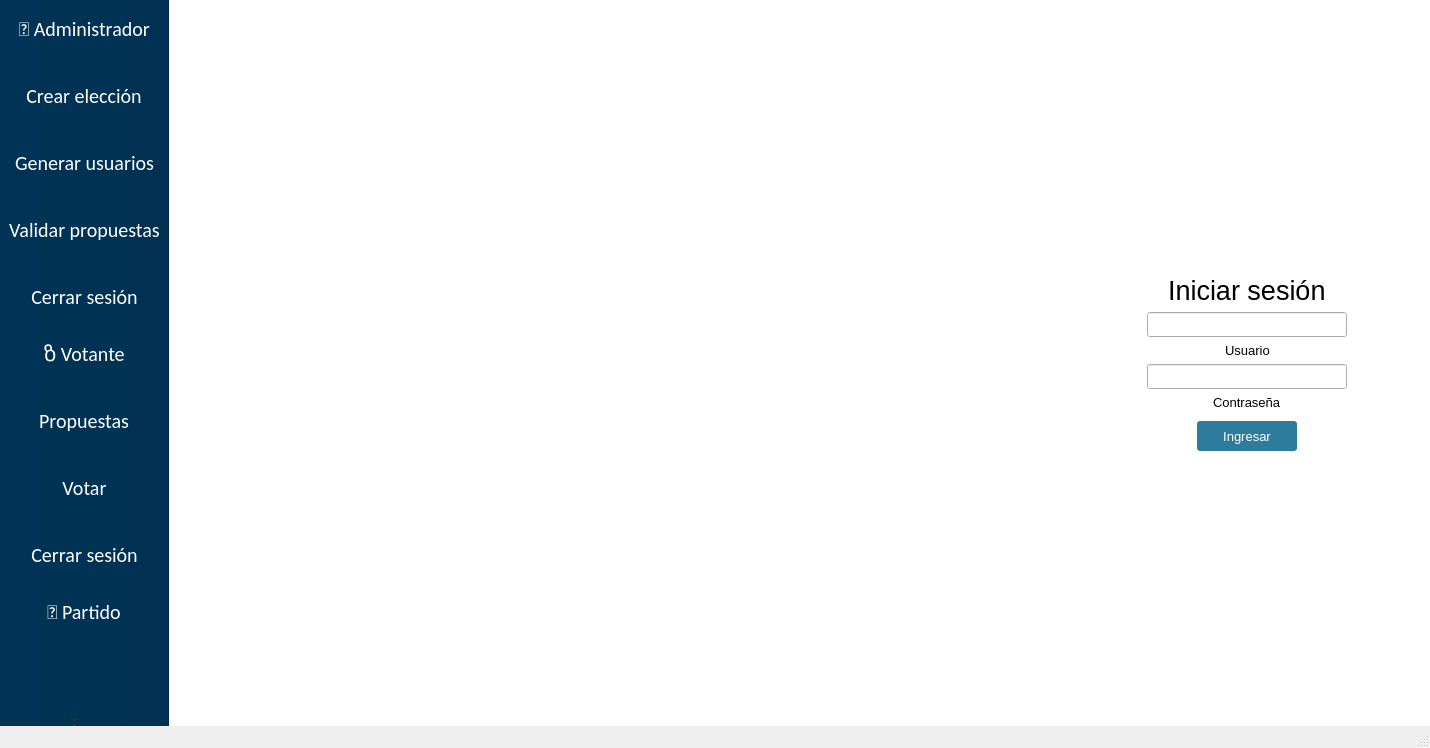
The window that SVEA/mainwindow.ui (MrDanielG/SVEA-IS2) describes before a commit, drawn with Qt 5.
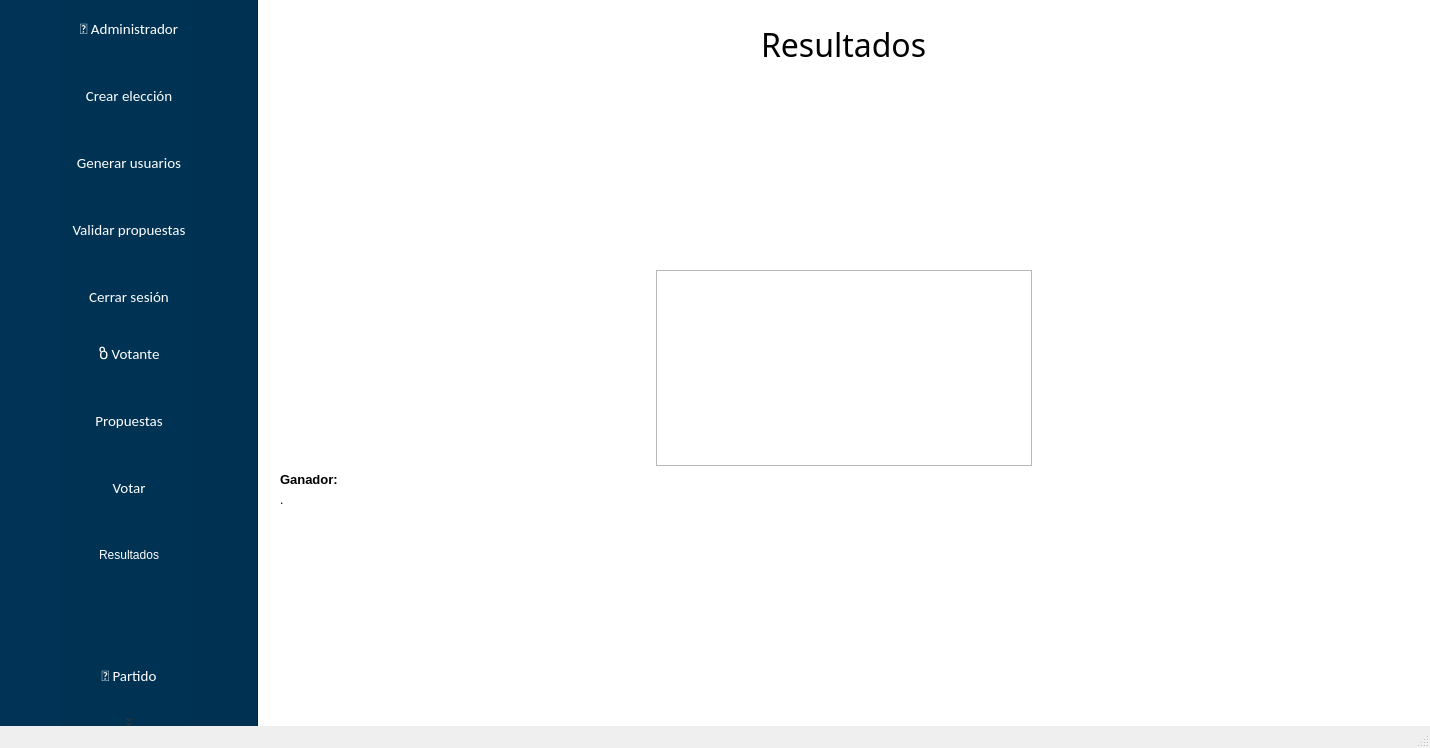
The same window after the commit. The open tabs and pages were chosen to show the change. Icons and pictures are not drawn.

Patch:
```diff
--- a/SVEA/mainwindow.ui
+++ b/SVEA/mainwindow.ui
@@ -36,7 +36,8 @@
 QToolButton {
 	color: white;
 	height: 50px;
-	font: 15pt;
+	font: 15pt &quot;Arial&quot;;
+	width: 250px;
 
 }
 QToolButton:hover {
@@ -2219,6 +2220,110 @@
         </item>
        </layout>
       </widget>
+      <widget class="QWidget" name="page">
+       <layout class="QVBoxLayout" name="verticalLayout_14">
+        <item>
+         <layout class="QVBoxLayout" name="verticalLayout_13">
+          <item alignment="Qt::AlignHCenter">
+           <widget class="QLabel" name="label_46">
+            <property name="font">
+             <font>
+              <family>Bahnschrift</family>
+              <pointsize>24</pointsize>
+             </font>
+            </property>
+            <property name="text">
+             <string>Resultados</string>
+            </property>
+           </widget>
+          </item>
+          <item>
+           <spacer name="verticalSpacer_34">
+            <property name="orientation">
+             <enum>Qt::Vertical</enum>
+            </property>
+            <property name="sizeHint" stdset="0">
+             <size>
+              <width>20</width>
+              <height>40</height>
+             </size>
+            </property>
+           </spacer>
+          </item>
+          <item>
+           <layout class="QHBoxLayout" name="horizontalLayout_23">
+            <property name="topMargin">
+             <number>0</number>
+            </property>
+            <item>
+             <spacer name="horizontalSpacer_36">
+              <property name="orientation">
+               <enum>Qt::Horizontal</enum>
+              </property>
+              <property name="sizeHint" stdset="0">
+               <size>
+                <width>40</width>
+                <height>20</height>
+               </size>
+              </property>
+             </spacer>
+            </item>
+            <item>
+             <widget class="QTableView" name="tableView"/>
+            </item>
+            <item>
+             <spacer name="horizontalSpacer_37">
+              <property name="orientation">
+               <enum>Qt::Horizontal</enum>
+              </property>
+              <property name="sizeHint" stdset="0">
+               <size>
+                <width>40</width>
+                <height>20</height>
+               </size>
+              </property>
+             </spacer>
+            </item>
+           </layout>
+          </item>
+          <item>
+           <widget class="QLabel" name="label">
+            <property name="font">
+             <font>
+              <pointsize>10</pointsize>
+              <weight>75</weight>
+              <bold>true</bold>
+             </font>
+            </property>
+            <property name="text">
+             <string>Ganador:</string>
+            </property>
+           </widget>
+          </item>
+          <item>
+           <widget class="QLabel" name="label_2">
+            <property name="text">
+             <string>.</string>
+            </property>
+           </widget>
+          </item>
+          <item>
+           <spacer name="verticalSpacer_35">
+            <property name="orientation">
+             <enum>Qt::Vertical</enum>
+            </property>
+            <property name="sizeHint" stdset="0">
+             <size>
+              <width>20</width>
+              <height>40</height>
+             </size>
+            </property>
+           </spacer>
+          </item>
+         </layout>
+        </item>
+       </layout>
+      </widget>
      </widget>
     </item>
    </layout>
@@ -2239,14 +2344,14 @@
     <bool>true</bool>
    </property>
    <property name="sizePolicy">
-    <sizepolicy hsizetype="Minimum" vsizetype="Preferred">
+    <sizepolicy hsizetype="Fixed" vsizetype="Preferred">
      <horstretch>0</horstretch>
      <verstretch>0</verstretch>
     </sizepolicy>
    </property>
    <property name="minimumSize">
     <size>
-     <width>275</width>
+     <width>0</width>
      <height>0</height>
     </size>
    </property>
@@ -2307,7 +2412,7 @@
   <widget class="QToolBar" name="toolBar_Votante">
    <property name="minimumSize">
     <size>
-     <width>275</width>
+     <width>0</width>
      <height>0</height>
     </size>
    </property>
@@ -2317,6 +2422,12 @@
      <height>16777215</height>
     </size>
    </property>
+   <property name="font">
+    <font>
+     <family>Calibri</family>
+     <pointsize>18</pointsize>
+    </font>
+   </property>
    <property name="cursor">
     <cursorShape>PointingHandCursor</cursorShape>
    </property>
@@ -2341,12 +2452,13 @@
    <addaction name="actionVotante"/>
    <addaction name="actionPropuestas"/>
    <addaction name="actionVotar"/>
+   <addaction name="actionResultados"/>
    <addaction name="actionCerrar_sesion_2"/>
   </widget>
   <widget class="QToolBar" name="toolBar_Partido">
    <property name="minimumSize">
     <size>
-     <width>275</width>
+     <width>0</width>
      <height>0</height>
     </size>
    </property>
@@ -2558,6 +2670,11 @@
     </font>
    </property>
   </action>
+  <action name="actionResultados">
+   <property name="text">
+    <string>Resultados</string>
+   </property>
+  </action>
  </widget>
  <layoutdefault spacing="6" margin="11"/>
  <resources>
```
Left out of the diff: 6 changed lines with no effect on the pictures.
